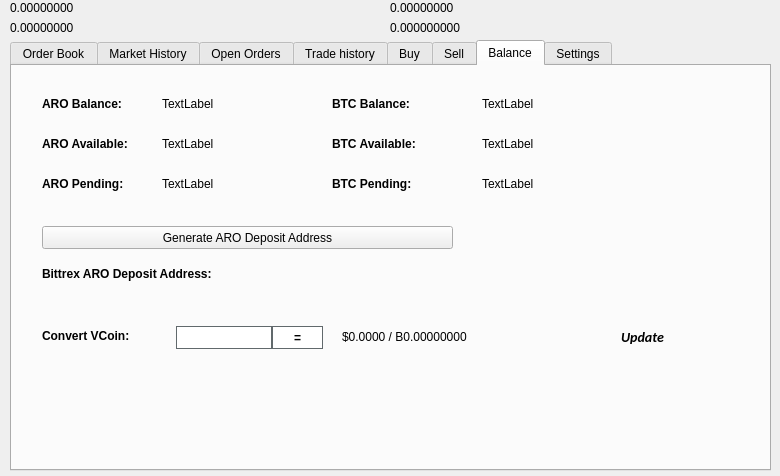
Old version of the form src/qt/forms/tradingdialog.ui in the repository apeironcoin/apeiron.
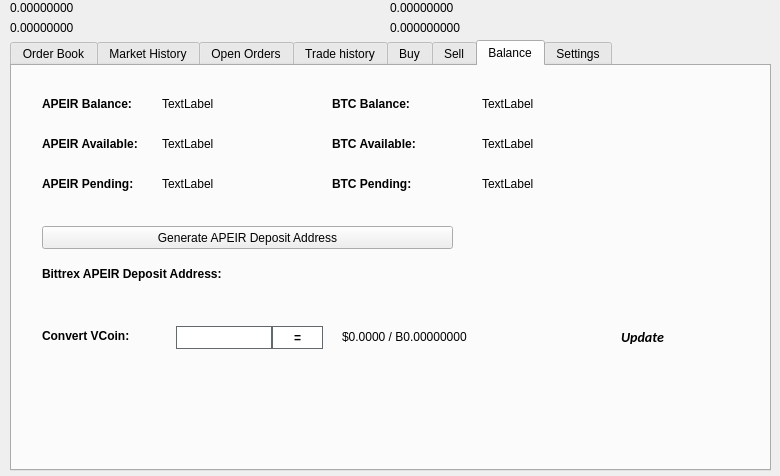
New version of the form. The open tabs and pages were chosen to show the change. Icons and pictures are not drawn.

Commit message: v1.1 update (Re-name Ticker : ARO -> APEIR)

```diff
--- a/src/qt/forms/tradingdialog.ui
+++ b/src/qt/forms/tradingdialog.ui
@@ -2762,7 +2762,7 @@
       </font>
      </property>
      <property name="text">
-      <string>ARO Balance:</string>
+      <string>APEIR Balance:</string>
      </property>
     </widget>
     <widget class="QLabel" name="label_12">
@@ -2813,7 +2813,7 @@
       </font>
      </property>
      <property name="text">
-      <string>ARO Available:</string>
+      <string>APEIR Available:</string>
      </property>
     </widget>
     <widget class="QLabel" name="label_14">
@@ -2832,7 +2832,7 @@
       </font>
      </property>
      <property name="text">
-      <string>ARO Pending:</string>
+      <string>APEIR Pending:</string>
      </property>
     </widget>
     <widget class="QLabel" name="AROPendingLabel">
@@ -2928,7 +2928,7 @@
       </font>
      </property>
      <property name="text">
-      <string>Bittrex ARO Deposit Address:</string>
+      <string>Bittrex APEIR Deposit Address:</string>
      </property>
     </widget>
     <widget class="QPushButton" name="GenDepositBTN">
@@ -2941,7 +2941,7 @@
       </rect>
      </property>
      <property name="text">
-      <string>Generate ARO Deposit Address</string>
+      <string>Generate APEIR Deposit Address</string>
      </property>
      <property name="icon">
       <iconset resource="../apeiron.qrc">
```
Left out of the diff: 34 changed lines with no effect on the pictures. The commit also changes 190 other files.
